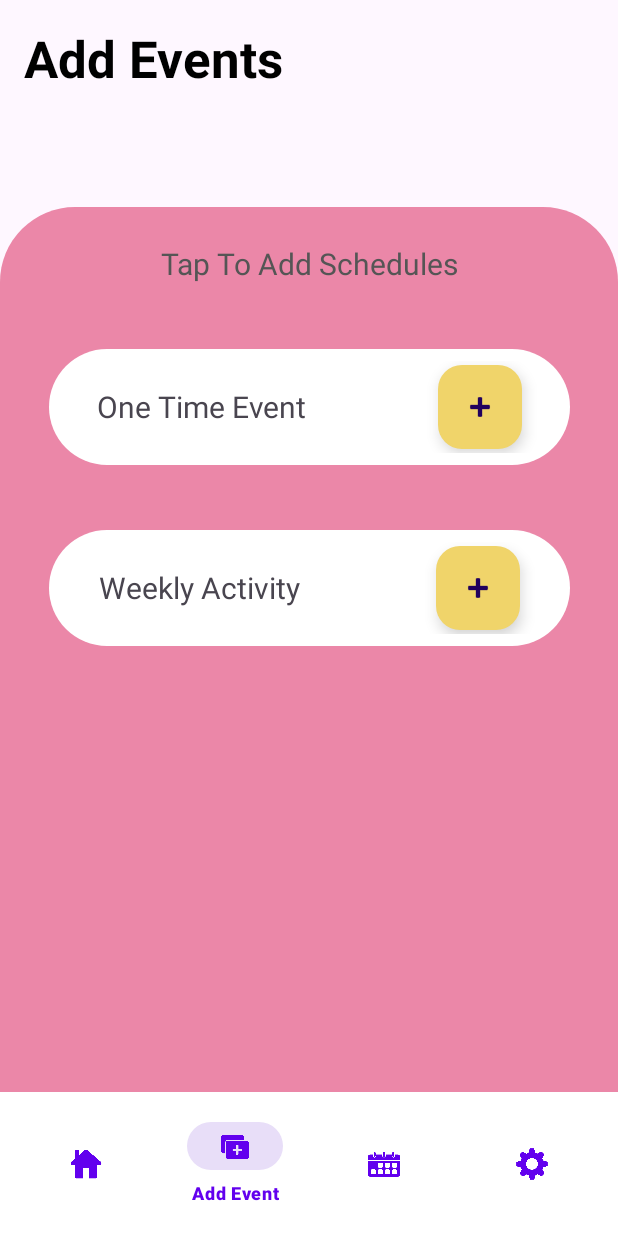
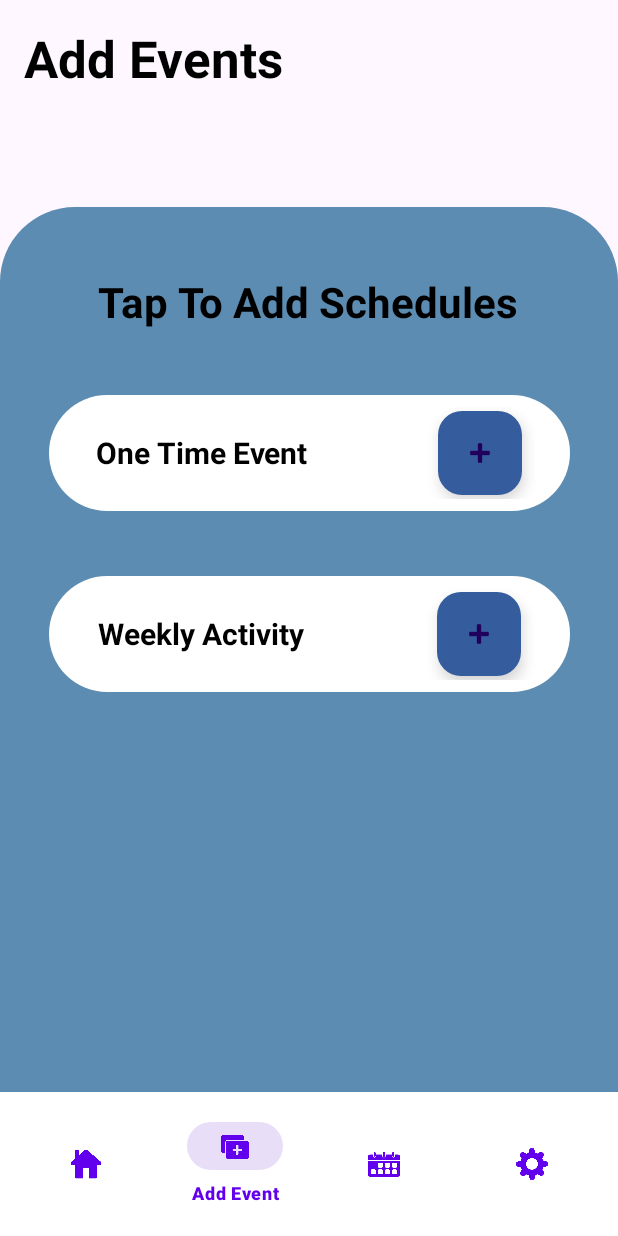
Before and after one commit to OldMarkie/schedule_maker, an Android app: the EventActivity screen opened directly, with no data from a screen before it, on a phone screen of 412 x 824 dp. Run offline under Robolectric (Android 15) with nearby library versions, the phone set to English and light mode, and no system bars; libraries missing offline, so code that uses them is left out: com.flask.colorpicker, com.google.api.client, com.google.api.services; 2 statements that could not run were skipped.

Commit message:
ui updateee

```diff
--- a/app/src/main/res/layout/activity_event.xml
+++ b/app/src/main/res/layout/activity_event.xml
@@ -54,7 +54,7 @@
             android:layout_width="0dp"
             android:layout_height="590dp"
             android:background="@drawable/semi_circle"
-            android:backgroundTint="#EB87A8"
+            android:backgroundTint="@color/eventPopUp"
             android:gravity="center|left"
             app:layout_constraintBottom_toBottomOf="parent"
             app:layout_constraintEnd_toEndOf="parent"
@@ -67,11 +67,13 @@
                 android:id="@+id/hintTV"
                 android:layout_width="wrap_content"
                 android:layout_height="wrap_content"
-                android:layout_marginTop="16dp"
+                android:layout_marginTop="36dp"
                 android:text="Tap To Add Schedules"
-                android:textColor="@color/textColorSecondary"
-                android:textSize="20sp"
+                android:textColor="@color/textColorPrimary"
+                android:textSize="28sp"
+                android:textStyle="bold"
                 app:layout_constraintEnd_toEndOf="parent"
+                app:layout_constraintHorizontal_bias="0.497"
                 app:layout_constraintStart_toStartOf="parent"
                 app:layout_constraintTop_toTopOf="parent" />
 
@@ -99,7 +101,9 @@
                         android:layout_height="wrap_content"
                         android:layout_weight="1"
                         android:text="One Time Event"
-                        android:textSize="20sp" />
+                        android:textColor="@color/black"
+                        android:textSize="20sp"
+                        android:textStyle="bold" />
 
                     <com.google.android.material.floatingactionbutton.FloatingActionButton
                         android:id="@+id/oneTimeEventButton"
@@ -140,7 +144,9 @@
                         android:layout_height="wrap_content"
                         android:layout_weight="1"
                         android:text="Weekly Activity"
-                        android:textSize="20sp" />
+                        android:textColor="@color/black"
+                        android:textSize="20sp"
+                        android:textStyle="bold" />
 
                     <com.google.android.material.floatingactionbutton.FloatingActionButton
                         android:id="@+id/weeklyEventButton"
--- a/app/src/main/res/layout/fragment_latest_schedule.xml
+++ b/app/src/main/res/layout/fragment_latest_schedule.xml
@@ -3,6 +3,7 @@
     android:layout_height="wrap_content"
     android:layout_gravity="center"
     android:background="@drawable/circular_background"
+    android:backgroundTint="@color/buttonColor"
     android:orientation="vertical"
     android:padding="32dp">
 
--- a/app/src/main/res/values-night/colors.xml
+++ b/app/src/main/res/values-night/colors.xml
@@ -4,7 +4,7 @@
         <color name="colorPrimary">#BB86FC</color> <!-- Lighter purple for primary elements -->
         <color name="colorPrimaryDark">#3700B3</color> <!-- Even darker purple for accents -->
         <color name="colorSecondary">#03DAC5</color> <!-- Teal for secondary elements -->
-        <color name="colorAccent">#F0D46A</color> <!-- Accent color -->
+        <color name="colorAccent">#355D9D</color> <!-- Accent color -->
         <color name="colorBackground">#121212</color> <!-- Dark grey background for dark mode -->
         <color name="colorOnPrimary">#FFFFFF</color> <!-- White for text/icons on primary elements -->
         <color name="colorOnSecondary">#000000</color> <!-- Black for text/icons on secondary elements -->
@@ -19,5 +19,5 @@
         <color name="colorDelete">#FF6F81</color>
         <color name="buttonColor">#000000</color>
         <color name="buttonOutlineColor">#FFFFFF</color>
-
+        <color name="eventPopUp">#5C8CB1</color>
 </resources>
--- a/app/src/main/res/values/colors.xml
+++ b/app/src/main/res/values/colors.xml
@@ -4,7 +4,7 @@
     <color name="colorPrimary">#6200EE</color> <!-- Purple for primary elements -->
     <color name="colorPrimaryDark">#3700B3</color> <!-- Darker shade of purple -->
     <color name="colorSecondary">#03DAC5</color> <!-- Teal for secondary elements -->
-    <color name="colorAccent">#F0D46A</color>
+    <color name="colorAccent">#355D9D</color>
     <color name="colorBackground">#FFFFFF</color> <!-- White background for light mode -->
     <color name="colorOnPrimary">#FFFFFF</color> <!-- Text/icon color on primary elements -->
     <color name="colorOnSecondary">#FFFFFF</color> <!-- Text/icon color on secondary elements -->
@@ -19,4 +19,5 @@
     <color name="colorDelete">#C62828</color>
     <color name="buttonColor">#FFFFFF</color>
     <color name="buttonOutlineColor">#000000</color>
+    <color name="eventPopUp">#5C8CB1</color>
 </resources>
```
